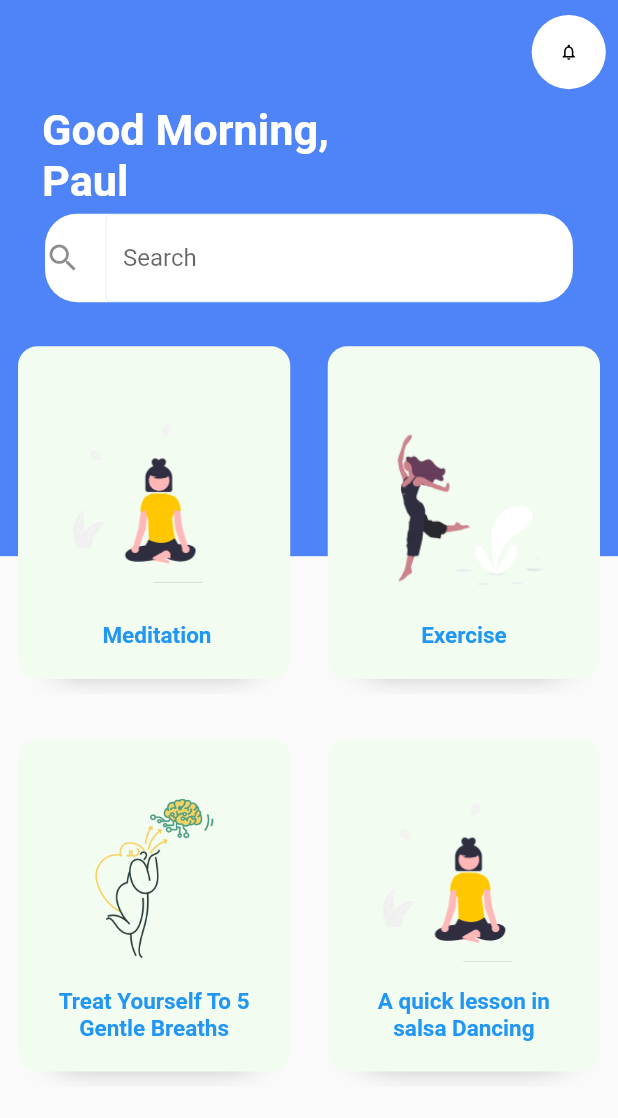
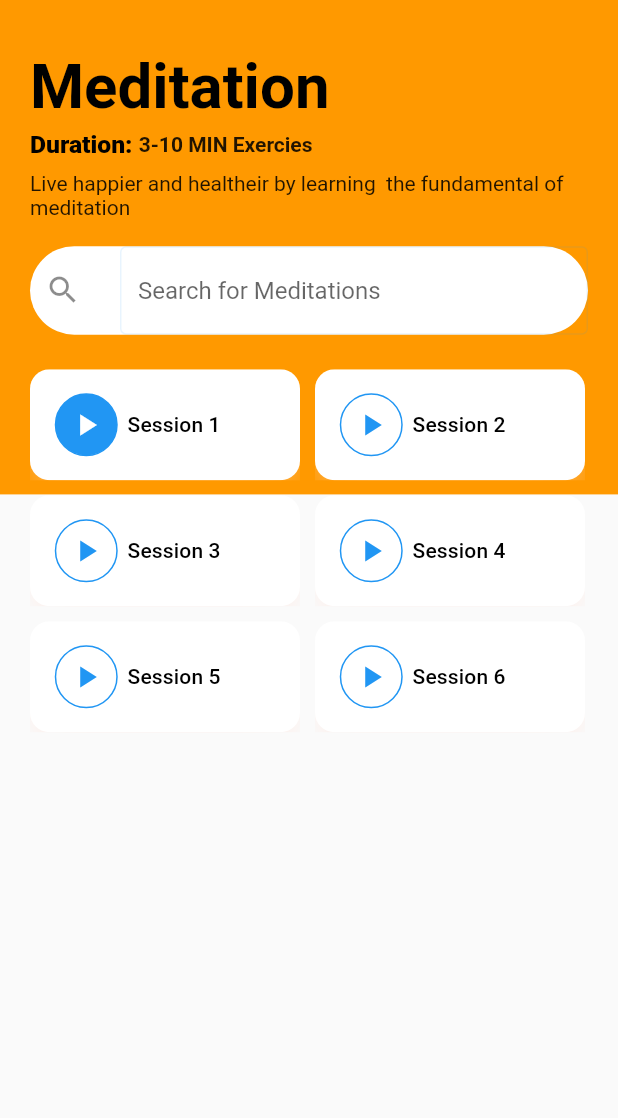
Before and after one commit to Musecreatives/Menta-Care---Self-Care-Appication, a Flutter app: the HomeScreen screen opened directly, after a tap on "Meditation", on a phone screen of 412 x 824 dp. Shown: the top 1118 px of the screen. Run offline on Flutter 3.47's test engine with Material 2 defaults, Android fonts, the phone set to English and light mode, and no system bars; our stand-ins replace animated_splash_screen, flutter_svg, form_field_validator, hexcolor, shared_preferences; accounts and stored records are empty; Roboto replaces fonts that are missing (Montserrat, Montserrat, sans-serif, Poppins).

Commit message:
Meditation_Screen

```diff
--- a/lib/constants.dart
+++ b/lib/constants.dart
@@ -13,6 +13,7 @@
 const greyColor = Color(0xFFFEDBD0);
 const blueBackground = Colors.blue;
 const textFieldBorder1 = Colors.blue;
+const neutralColor = Colors.blueGrey;
 
 final kTitle = TextStyle(
   fontFamily: 'Poppins',
--- a/lib/main.dart
+++ b/lib/main.dart
@@ -44,7 +44,7 @@
           splash: SvgPicture.asset(
             'assets/images/logo white Menta.svg',
           ),
-          duration: 1500,
+          duration: 1400,
           splashTransition: SplashTransition.scaleTransition,
           backgroundColor: Colors.blue,
           nextScreen: seenOnboard == true ? SignUpPage() : Welcome()),
--- a/lib/onboarding/pages/HomeScreen.dart
+++ b/lib/onboarding/pages/HomeScreen.dart
@@ -1,8 +1,11 @@
 // ignore_for_file: file_names
 
 import 'package:flutter/material.dart';
+import 'package:menta/onboarding/pages/meditation.dart';
 
 import 'package:menta/pages.dart';
+import 'package:menta/widgets/bottom_nav_bar.dart';
+import 'package:menta/widgets/search_bar.dart';
 
 class HomeScreen extends StatelessWidget {
   const HomeScreen({Key? key}) : super(key: key);
@@ -13,6 +16,7 @@
     double sizeH = SizeConfig.blockSizeH!;
     double sizeV = SizeConfig.blockSizeV!;
     return Scaffold(
+      bottomNavigationBar: BottomNavBar(),
       body: Stack(
         children: <Widget>[
           Container(
@@ -58,18 +62,8 @@
               ),
               Padding(
                 padding:
-                    const EdgeInsets.symmetric(horizontal: 30, vertical: 5),
-                child: Container(
-                    decoration: BoxDecoration(
-                        color: Colors.white,
-                        borderRadius: BorderRadius.circular(21.5)),
-                    child: TextField(
-                      decoration: InputDecoration(
-                        hintText: "Search",
-                        icon: Icon(Icons.search),
-                        border: InputBorder.none,
-                      ),
-                    )),
+                    const EdgeInsets.symmetric(horizontal: 26, vertical: 5),
+                child: SearchBar(),
               ),
               SizedBox(
                 height: defualtPadding * 0.9,
@@ -85,7 +79,14 @@
                     CategoryCard(
                       title: " Meditation ",
                       imgSrc: "assets/images/undraw_Meditation_re_gll0 1.png",
-                      press: () {},
+                      press: () {
+                        Navigator.push(
+                          context,
+                          MaterialPageRoute(builder: (context) {
+                            return Meditation();
+                          }),
+                        );
+                      },
                     ),
                     CategoryCard(
                       imgSrc: "assets/images/undraw_workout_gcgu 1.png",
--- /dev/null
+++ b/lib/onboarding/pages/meditation.dart
@@ -0,0 +1,184 @@
+import 'package:flutter/cupertino.dart';
+import 'package:flutter/material.dart';
+import 'package:hexcolor/hexcolor.dart';
+
+import 'package:menta/pages.dart';
+
+class Meditation extends StatelessWidget {
+  const Meditation({Key? key}) : super(key: key);
+
+  @override
+  Widget build(BuildContext context) {
+    SizeConfig().init(context);
+    double sizeH = SizeConfig.blockSizeH!;
+    double sizeV = SizeConfig.blockSizeV!;
+    return Scaffold(
+      body: Stack(
+        children: <Widget>[
+          Container(
+            height: sizeV * 40,
+            decoration: BoxDecoration(
+              color: HexColor("#FF9900"),
+              // image: DecorationImage(
+              //   image: AssetImage(
+              //     "assets/images/undraw_mindfulness_scgo 1.png",
+              //   ),
+              //   fit: BoxFit.contain,
+              // ),
+            ),
+          ),
+          SafeArea(
+              child: Padding(
+            padding: const EdgeInsets.symmetric(horizontal: 20, vertical: 30),
+            child: Column(
+              crossAxisAlignment: CrossAxisAlignment.start,
+              children: <Widget>[
+                SizedBox(
+                  height: sizeV * 0.5,
+                ),
+                Text(
+                  "Meditation",
+                  style: kBodyText1.copyWith(
+                      fontWeight: FontWeight.w700, fontSize: sizeV * 5),
+                ),
+                SizedBox(
+                  height: 5,
+                ),
+                Row(
+                  children: [
+                    Text("Duration: ",
+                        style:
+                            kBodyText1.copyWith(fontWeight: FontWeight.w900)),
+                    Text(
+                      "3-10 MIN Exercies",
+                      style: TextStyle(fontWeight: FontWeight.bold),
+                    ),
+                  ],
+                ),
+                SizedBox(
+                  height: 8,
+                ),
+                SizedBox(
+                    width: sizeH * 90,
+                    child: Text(
+                        "Live happier and healtheir by learning  the fundamental of meditation")),
+                SizedBox(
+                  height: 18,
+                ),
+                SizedBox(width: sizeH * 100, child: SearchBar()),
+                Padding(
+                  padding: EdgeInsets.symmetric(vertical: 23),
+                  child: Wrap(
+                    spacing: 10,
+                    runSpacing: 10,
+                    children: <Widget>[
+                      SessionCard(
+                        sessionNum: 1,
+                        sizeH: 3,
+                        isDone: true,
+                        press: () {},
+                      ),
+                      SessionCard(
+                        sessionNum: 2,
+                        sizeH: 3,
+                        press: () {},
+                      ),
+                      SessionCard(
+                        sessionNum: 3,
+                        sizeH: 3,
+                        press: () {},
+                      ),
+                      SessionCard(
+                        sessionNum: 4,
+                        sizeH: 3,
+                        press: () {},
+                      ),
+                      SessionCard(
+                        sessionNum: 5,
+                        sizeH: 3,
+                        press: () {},
+                      ),
+                      SessionCard(
+                        sessionNum: 6,
+                        sizeH: 3,
+                        press: () {},
+                      ),
+                    ],
+                  ),
+                )
+              ],
+            ),
+          ))
+        ],
+      ),
+    );
+  }
+}
+
+class SessionCard extends StatelessWidget {
+  final int sessionNum;
+  final bool isDone;
+  final VoidCallback press;
+  const SessionCard({
+    Key? key,
+    required this.sessionNum,
+    this.isDone = false,
+    required this.sizeH,
+    required this.press,
+  }) : super(key: key);
+
+  final double sizeH;
+
+  @override
+  Widget build(BuildContext context) {
+    return LayoutBuilder(builder: (context, constraint) {
+      return ClipRRect(
+        child: Container(
+          width: constraint.maxWidth / 2 - 6,
+          // padding: EdgeInsets.all(16),
+          decoration: BoxDecoration(
+              color: Colors.white,
+              borderRadius: BorderRadius.circular(13),
+              boxShadow: const [
+                BoxShadow(
+                    offset: Offset(0, 17),
+                    blurRadius: 23,
+                    spreadRadius: -13,
+                    color: greyColor),
+              ]),
+          child: Material(
+            color: Colors.transparent,
+            child: InkWell(
+              onTap: press,
+              child: Padding(
+                padding: const EdgeInsets.all(16.0),
+                child: Row(
+                  children: <Widget>[
+                    Container(
+                      height: 42,
+                      width: 43,
+                      decoration: BoxDecoration(
+                        color: isDone ? blueBackground : Colors.white,
+                        shape: BoxShape.circle,
+                        border: Border.all(color: blueBackground),
+                      ),
+                      child: Icon(
+                        Icons.play_arrow,
+                        color: isDone ? Colors.white : blueBackground,
+                      ),
+                    ),
+                    SizedBox(width: sizeH * 2),
+                    Text(
+                      "Session $sessionNum",
+                      style: Theme.of(context).textTheme.subtitle2,
+                    ),
+                  ],
+                ),
+              ),
+            ),
+          ),
+        ),
+      );
+    });
+  }
+}
--- a/lib/pages.dart
+++ b/lib/pages.dart
@@ -21,3 +21,5 @@
 export 'package:menta/widgets/category_Card.dart';
 
 export 'package:menta/onboarding/pages/HomeScreen.dart';
+
+export 'package:menta/widgets/search_bar.dart';
--- /dev/null
+++ b/lib/widgets/bottom_nav_bar.dart
@@ -0,0 +1,73 @@
+import 'package:flutter/cupertino.dart';
+import 'package:flutter/material.dart';
+
+import 'package:menta/pages.dart';
+
+class BottomNavBar extends StatelessWidget {
+  const BottomNavBar({
+    Key? key,
+  }) : super(key: key);
+
+  @override
+  Widget build(BuildContext context) {
+    return Container(
+      padding: const EdgeInsets.symmetric(horizontal: 40, vertical: 10),
+      height: 72,
+      color: Colors.white30,
+      child: Row(
+          mainAxisAlignment: MainAxisAlignment.spaceBetween,
+          children: <Widget>[
+            BottomNavItem(
+              imgScr: "assets/icons/fluent_home-16-filled.svg",
+              title: "Activity",
+              press: () {},
+            ),
+            BottomNavItem(
+              imgScr: "assets/icons/fluent_home-16-filled.svg",
+              title: "Explore",
+              press: () {},
+              isActive: true,
+            ),
+            BottomNavItem(
+              imgScr: "assets/icons/fluent_home-16-filled.svg",
+              title: "Meditate",
+              press: () {},
+            ),
+          ]),
+    );
+  }
+}
+
+class BottomNavItem extends StatelessWidget {
+  final String imgScr;
+  final String title;
+  final VoidCallback press;
+  final bool isActive;
+  const BottomNavItem({
+    Key? key,
+    required this.imgScr,
+    required this.title,
+    required this.press,
+    this.isActive = false,
+  }) : super(key: key);
+
+  @override
+  Widget build(BuildContext context) {
+    return GestureDetector(
+      onTap: press,
+      child: Column(
+        mainAxisAlignment: MainAxisAlignment.spaceBetween,
+        children: <Widget>[
+          SvgPicture.asset(
+            imgScr,
+            color: isActive ? textFieldBorder1 : neutralColor,
+          ),
+          Text(
+            title,
+            style: TextStyle(color: isActive ? textFieldBorder1 : neutralColor),
+          )
+        ],
+      ),
+    );
+  }
+}
--- a/lib/widgets/category_Card.dart
+++ b/lib/widgets/category_Card.dart
@@ -6,7 +6,7 @@
 import 'package:hexcolor/hexcolor.dart';
 
 class CategoryCard extends StatelessWidget {
-  final String imgSrc;
+  final String  imgSrc;
   final String title;
   final VoidCallback press;
   const CategoryCard({
--- /dev/null
+++ b/lib/widgets/search_bar.dart
@@ -0,0 +1,28 @@
+import 'package:flutter/material.dart';
+
+import 'package:menta/pages.dart';
+
+class SearchBar extends StatelessWidget {
+  const SearchBar({
+    Key? key,
+  }) : super(key: key);
+
+  @override
+  Widget build(BuildContext context) {
+    return Container(
+        decoration: BoxDecoration(
+          color: Colors.white,
+          borderRadius: BorderRadius.circular(30.5),
+        ),
+        child: TextField(
+          decoration: InputDecoration(
+            border: InputBorder.none,
+            hintText: "Search for Meditations",
+            icon: Padding(
+              padding: const EdgeInsets.symmetric(horizontal: 10),
+              child: Icon(Icons.search),
+            ),
+          ),
+        ));
+  }
+}
```
Also changed, not shown: assets/icons/Lotus.svg (added), assets/icons/fluent_home-16-filled.svg (added), assets/images/reshot-illustration-meditation-D3VTRN6HU9.png (added), assets/images/undraw_Meditation_ small.png (added).
